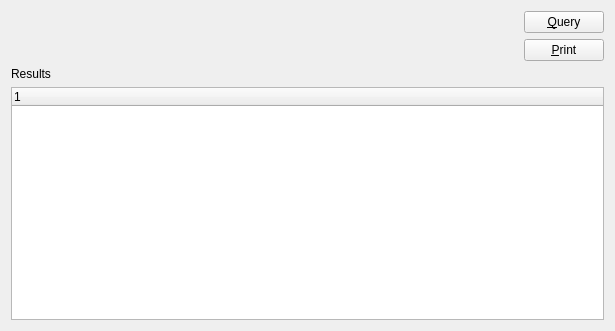
This is xtuple/trunk/guiclient/display.ui in WooodHead/xtuple as Qt 5 draws it before an edit. The edited form follows.
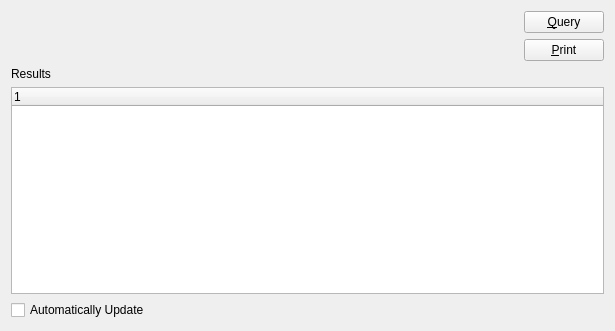
This is the edited form. Custom widgets are drawn as their Qt base class.

Commit message: Converted more screens to use display base class.

Patch:
```diff
--- a/xtuple/trunk/guiclient/display.ui
+++ b/xtuple/trunk/guiclient/display.ui
@@ -88,9 +88,21 @@
      </property>
     </widget>
    </item>
+   <item>
+    <widget class="XCheckBox" name="_autoupdate">
+     <property name="text">
+      <string>Automatically Update</string>
+     </property>
+    </widget>
+   </item>
   </layout>
  </widget>
  <customwidgets>
+  <customwidget>
+   <class>XCheckBox</class>
+   <extends>QCheckBox</extends>
+   <header>xcheckbox.h</header>
+  </customwidget>
   <customwidget>
    <class>XTreeWidget</class>
    <extends>QTreeWidget</extends>
```
The commit also changes 32 other files.
